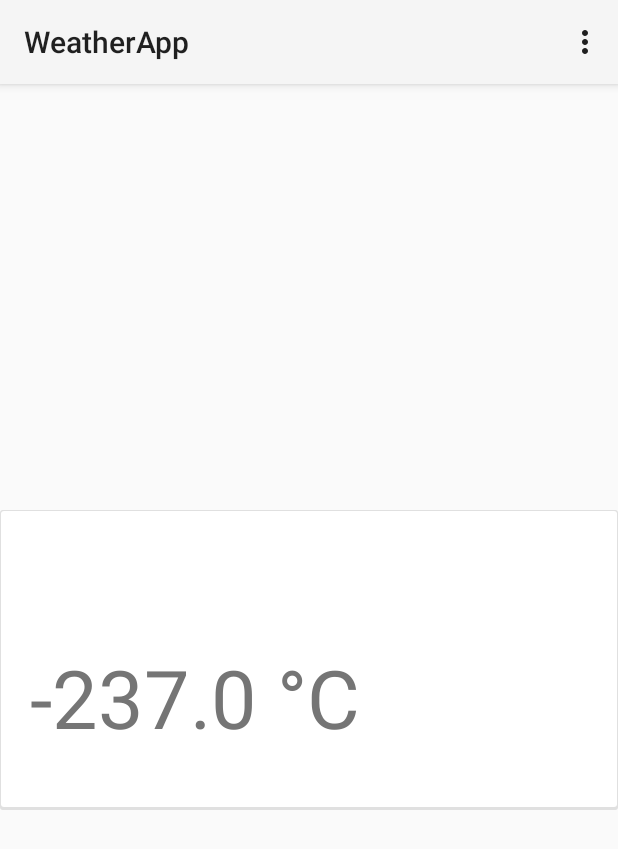
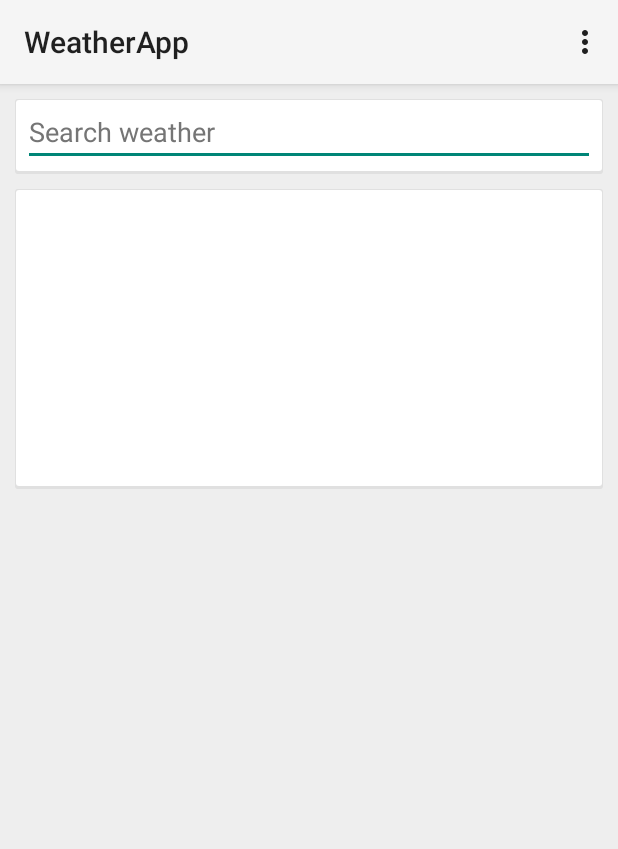
Before and after one commit to herrlax/salmonweather, an Android app: the screen it shows after launch (MainActivity), on a phone screen of 412 x 824 dp. Shown: the top 849 px of the screen. Run offline under Robolectric (Android 15) with nearby library versions, the phone set to English and light mode, and no system bars; libraries missing offline, so code that uses them is left out: net.aksingh.owmjapis.

Commit message:
started implementing better search feature

```diff
--- a/app/src/main/java/com/weather/micke/weatherapp/MainActivity.java
+++ b/app/src/main/java/com/weather/micke/weatherapp/MainActivity.java
@@ -8,11 +8,16 @@ import android.os.AsyncTask;
 import android.os.Bundle;
 import android.os.Handler;
 import android.os.Looper;
+import android.view.KeyEvent;
 import android.view.Menu;
 import android.view.MenuItem;
 import android.view.View;
+import android.view.inputmethod.InputMethodManager;
+import android.widget.Adapter;
+import android.widget.AutoCompleteTextView;
 import android.widget.EditText;
 import android.widget.ImageView;
+import android.widget.SearchView;
 import android.widget.TextView;
 
 import net.aksingh.owmjapis.CurrentWeather;
@@ -32,8 +37,11 @@ public class MainActivity extends Activity {
     // UI components for main app
     private TextView cityTextView;
     private TextView tempTextView;
+    private AutoCompleteTextView searcher;
     private ImageView iconImageView;
     private EditText dialogText;
+
+    InputMethodManager keyboard;
 
     // Dialogs
     private ProgressDialog spinnerDialog;
@@ -59,6 +67,7 @@ public class MainActivity extends Activity {
 
             } else if(weatherActivity.getModel().getTemp() != -237) {
 
+                spinnerDialog.cancel();
                 // Updates UI
                 updateUI();
 
@@ -98,7 +107,9 @@ public class MainActivity extends Activity {
                 && weatherActivity.getModel() != null) {
             initUI();
             cityTextView.setText(weatherActivity.getModel().getCity());
-            tempTextView.setText(weatherActivity.getModel().getTemp() + " °C");
+            if(weatherActivity.getModel().getTemp() > -200) {
+                tempTextView.setText(weatherActivity.getModel().getTemp() + " °C");
+            }
         }
 
     }
@@ -109,6 +120,44 @@ public class MainActivity extends Activity {
         setContentView(R.layout.main_layout);
 
         weatherActivity = new WeatherActivity(API_KEY);
+
+        searcher = (AutoCompleteTextView) findViewById(R.id.search_text_view);
+
+        // Handles when user clicks "done" button on keyboard
+        searcher.setOnKeyListener(new View.OnKeyListener() {
+
+            @Override
+            public boolean onKey(View view, int i, KeyEvent keyEvent) {
+
+                System.out.println("view: " + view);
+
+                if(keyEvent.getAction() == keyEvent.ACTION_DOWN) {
+
+                    // If done is clicked
+                    if(i == 66) {
+                        // resets data
+                        weatherActivity.getModel().resetData();
+
+                        weatherActivity.getModel().setCity("" + searcher.getText());
+                        loadWeather(iconImageView);
+
+                        // Hides keyboard
+                        keyboard.hideSoftInputFromWindow(searcher.getWindowToken(), 0);
+
+                        // clear text
+                        searcher.setText("");
+                    }
+                }
+
+
+
+                return true;
+            }
+        });
+
+        keyboard = (InputMethodManager) getSystemService(
+                this.INPUT_METHOD_SERVICE);
+
 
         dialogText = new EditText(this);
 
@@ -145,7 +194,7 @@ public class MainActivity extends Activity {
         });
 
         //selectCity(iconImageView);
-        cityDialog.show();
+        // cityDialog.show();
         //resetModel();
         //setCity("London");
 
@@ -161,6 +210,7 @@ public class MainActivity extends Activity {
         tempTextView = (TextView) findViewById(R.id.tempTextView);
         //humTextView = (TextView) findViewById(R.id.humTextView);
         iconImageView = (ImageView) findViewById(R.id.imageView);
+
 
     }
 
@@ -206,7 +256,9 @@ public class MainActivity extends Activity {
         spinnerDialog.cancel();
         cityTextView.setText(weatherActivity.getModel().getCity());
 
-        tempTextView.setText(weatherActivity.getModel().getTemp() + " °C");
+        if(weatherActivity.getModel().getTemp() > -200) {
+            tempTextView.setText(weatherActivity.getModel().getTemp() + " °C");
+        }
         //humTextView.setText("Humidity: " + weatherActivity.getModel().getHumidity() + "%");
 
         setWeatherIcon();
--- a/app/src/main/res/layout/main_layout.xml
+++ b/app/src/main/res/layout/main_layout.xml
@@ -1,18 +1,47 @@
 <RelativeLayout xmlns:android="http://schemas.android.com/apk/res/android"
     xmlns:tools="http://schemas.android.com/tools"
     android:layout_width="match_parent"
+    android:theme="@android:style/Theme.Material.Light.DarkActionBar"
     android:layout_height="match_parent"
+    android:background="@color/background_color"
+    android:imeOptions="actionSearch"
     tools:context=".MainActivity">
+
+    <RelativeLayout
+        android:orientation="vertical"
+        android:layout_width="match_parent"
+        android:layout_height="50dp"
+        android:layout_margin="10dp"
+        android:background="@drawable/card"
+        android:id="@+id/searchCard"
+        android:layout_gravity="start">
+
+        <AutoCompleteTextView
+            android:layout_width="fill_parent"
+            android:layout_height="wrap_content"
+            android:id="@+id/search_text_view"
+            android:layout_margin="5dp"
+            android:hint="Search weather"
+            android:singleLine="true"
+            android:textColorHint="@color/textLight"
+            android:textColor="@color/textLight"
+            android:iconifiedByDefault="false"
+            android:layout_gravity="right" />
+
+    </RelativeLayout>
 
 
     <RelativeLayout
         android:orientation="vertical"
         android:layout_width="match_parent"
-        android:layout_centerVertical="true"
         android:layout_height="200dp"
         android:background="@drawable/card"
         android:id="@+id/firstCard"
-        android:layout_gravity="center_horizontal">
+        android:layout_gravity="center_horizontal"
+        android:layout_marginLeft="10dp"
+        android:layout_marginRight="10dp"
+        android:layout_below="@+id/searchCard"
+        android:layout_centerHorizontal="true">
 
 
         <TextView
--- a/app/src/main/res/values/color.xml
+++ b/app/src/main/res/values/color.xml
@@ -1,5 +1,9 @@
 <?xml version="1.0" encoding="utf-8"?>
 <resources>
     <color name="text_gray">#757575</color>
-
+    <color name="textLight">#757575</color>
+    <color name="textLighter">#9e9e9e</color>
+    <color name="textLightest">#bdbdbd</color>
+    <color name="textDark">#616161</color>
+    <color name="background_color">#eeeeee</color>
 </resources>
```
Also changed, not shown: app/src/main/res/layout/wideget_layout.xml (+7 -0 lines).
